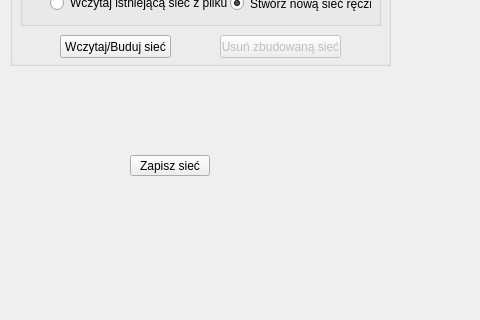
Old version of the form mainwindow.ui in the repository scyphio122/Image-Recognition-Neural-Network; both pictures show x 0 to 480 and y 92 to 412 of the 1038 by 684 pixel window.
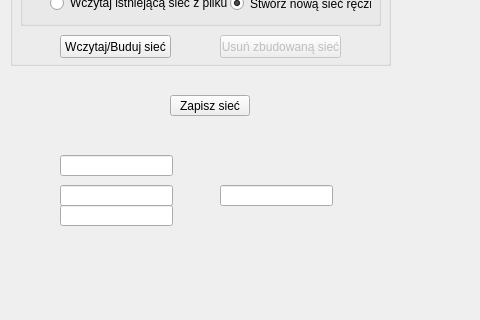
New version of the form.

Patch:
```diff
--- a/mainwindow.ui
+++ b/mainwindow.ui
@@ -114,8 +114,8 @@
    <widget class="QPushButton" name="pB_SaveNetwork">
     <property name="geometry">
      <rect>
-      <x>130</x>
-      <y>230</y>
+      <x>170</x>
+      <y>170</y>
       <width>80</width>
       <height>21</height>
      </rect>
@@ -124,6 +124,46 @@
      <string>Zapisz sieć</string>
     </property>
    </widget>
+   <widget class="QLineEdit" name="le_input1">
+    <property name="geometry">
+     <rect>
+      <x>60</x>
+      <y>230</y>
+      <width>113</width>
+      <height>21</height>
+     </rect>
+    </property>
+   </widget>
+   <widget class="QLineEdit" name="lE_input2">
+    <property name="geometry">
+     <rect>
+      <x>60</x>
+      <y>260</y>
+      <width>113</width>
+      <height>21</height>
+     </rect>
+    </property>
+   </widget>
+   <widget class="QLineEdit" name="lE_input3">
+    <property name="geometry">
+     <rect>
+      <x>60</x>
+      <y>280</y>
+      <width>113</width>
+      <height>21</height>
+     </rect>
+    </property>
+   </widget>
+   <widget class="QLineEdit" name="lE_output">
+    <property name="geometry">
+     <rect>
+      <x>220</x>
+      <y>260</y>
+      <width>113</width>
+      <height>21</height>
+     </rect>
+    </property>
+   </widget>
   </widget>
   <widget class="QMenuBar" name="menuBar">
    <property name="geometry">
```
